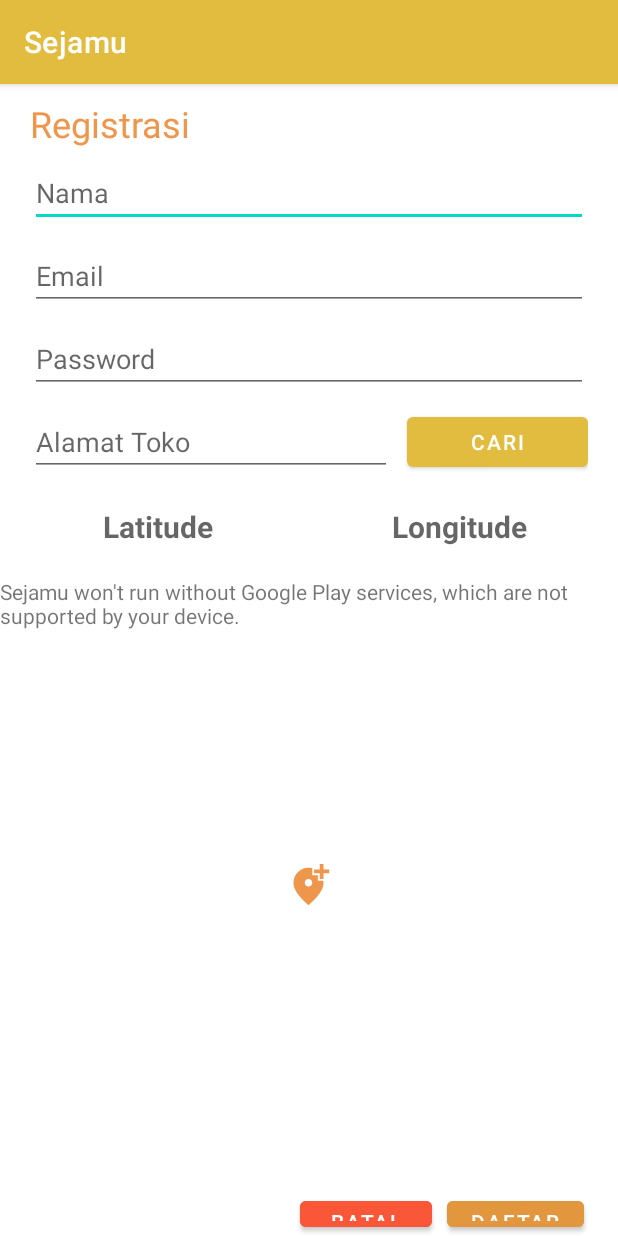
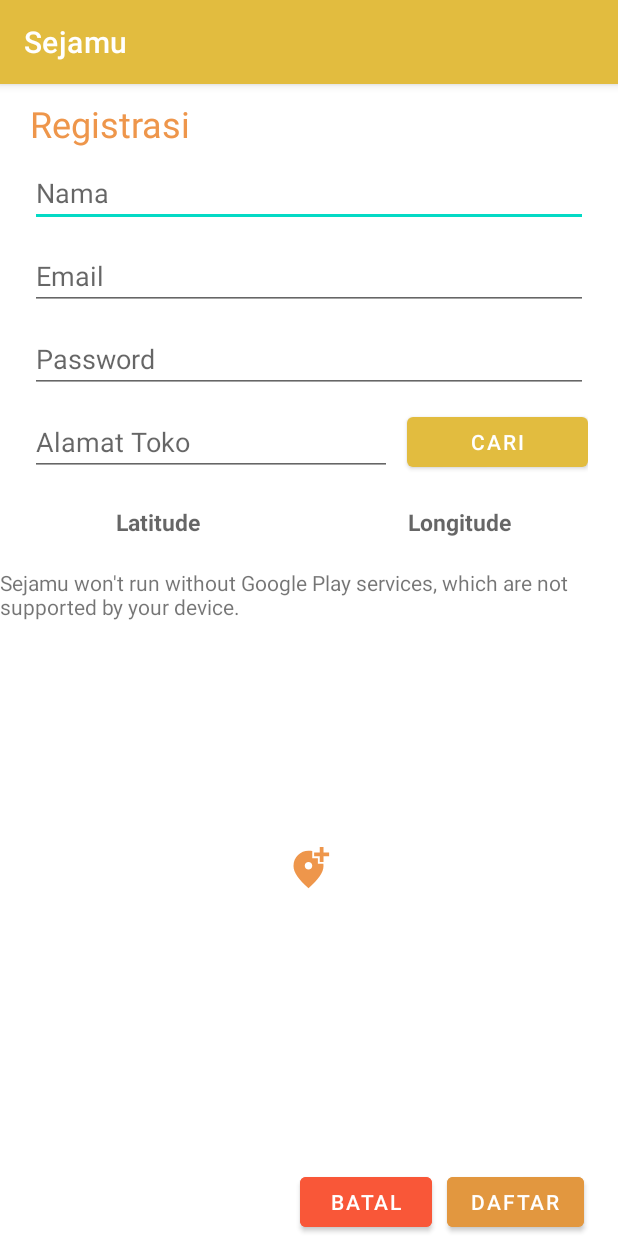
Before and after one commit to zephyrzth/FP_PPB_Android, an Android app: the RegistrationActivity screen opened directly, with no data from a screen before it, on a phone screen of 412 x 824 dp. Run offline under Robolectric (Android 15) with nearby library versions, the phone set to English and light mode, and no system bars.

Commit message:
resizing register

```diff
--- a/app/src/main/res/layout/registrasi.xml
+++ b/app/src/main/res/layout/registrasi.xml
@@ -84,7 +84,7 @@
                 android:layout_weight="1"
                 android:hint="Latitude"
                 android:textAlignment="center"
-                android:textSize="20sp"
+                android:textSize="15sp"
                 android:textStyle="bold" />
 
             <TextView
@@ -94,7 +94,7 @@
                 android:layout_weight="1"
                 android:hint="Longitude"
                 android:textAlignment="center"
-                android:textSize="20sp"
+                android:textSize="15sp"
                 android:textStyle="bold" />
 
         </LinearLayout>
@@ -111,7 +111,7 @@
             android:id="@+id/map1"
             class="com.google.android.gms.maps.SupportMapFragment"
             android:layout_width="match_parent"
-            android:layout_height="410dp"
+            android:layout_height="400dp"
             tools:context=".MapsActivity" />
 
         <ImageView
```
